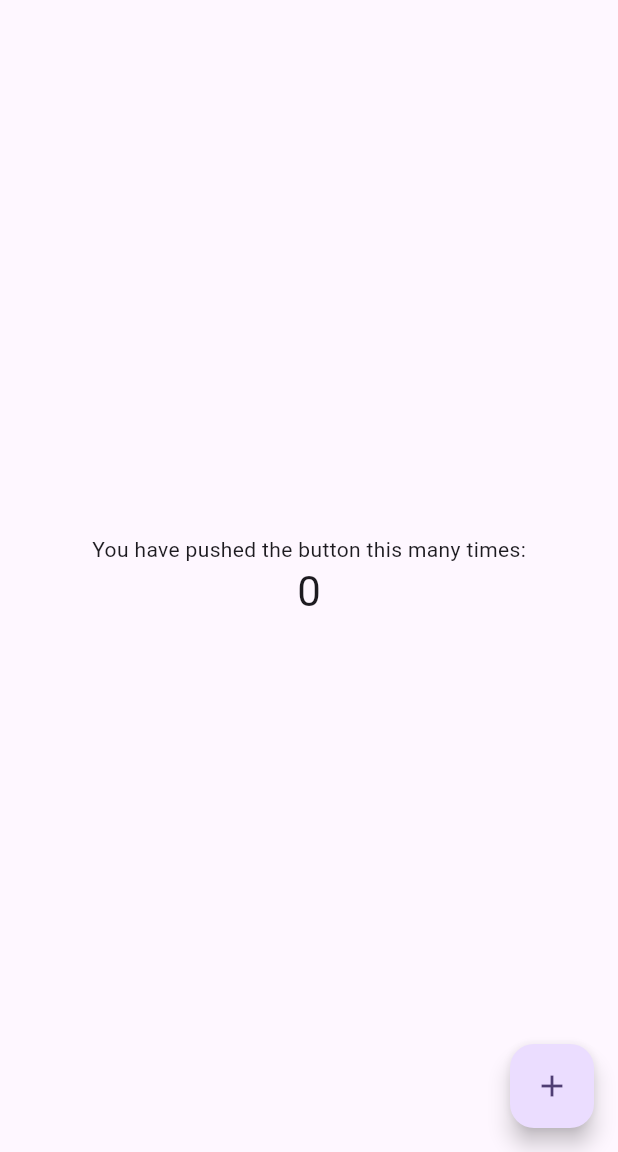
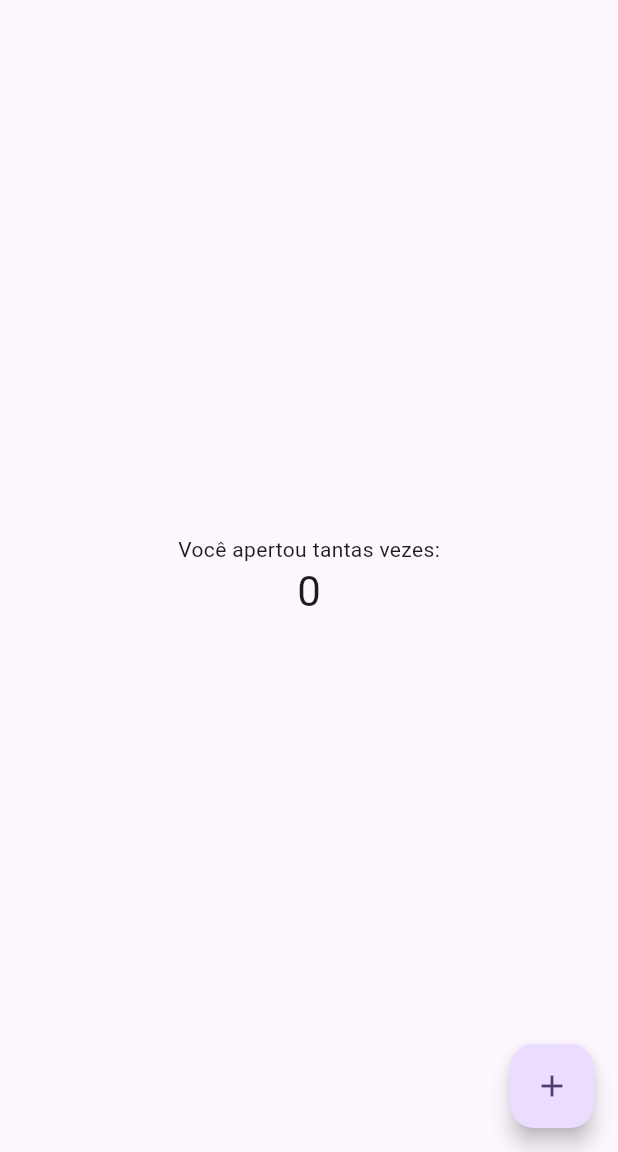
Before and after one commit to letpwk/my_app, a Flutter app: the screen it shows after launch, on a phone screen of 412 x 824 dp, the part 84-1236 px from its top. Run offline on Flutter 3.47's test engine with Material 3 defaults, Android fonts, the phone set to English and light mode, and no system bars.

```diff
--- a/lib/main.dart
+++ b/lib/main.dart
@@ -106,7 +106,7 @@ class _MyHomePageState extends State<MyHomePage> {
           mainAxisAlignment: MainAxisAlignment.center,
           children: <Widget>[
             const Text(
-              'You have pushed the button this many times:',
+              'Você apertou tantas vezes:',
             ),
             Text(
               '$_counter',
```
